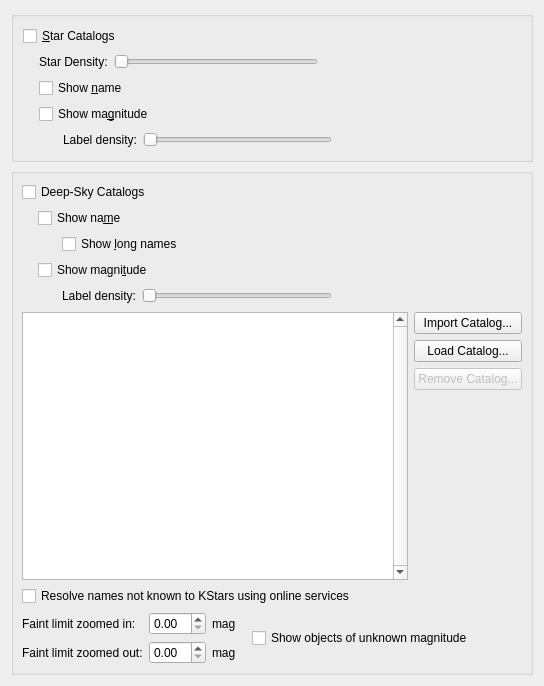
KDE/kstars, file kstars/options/opscatalog.ui: the form before one commit.
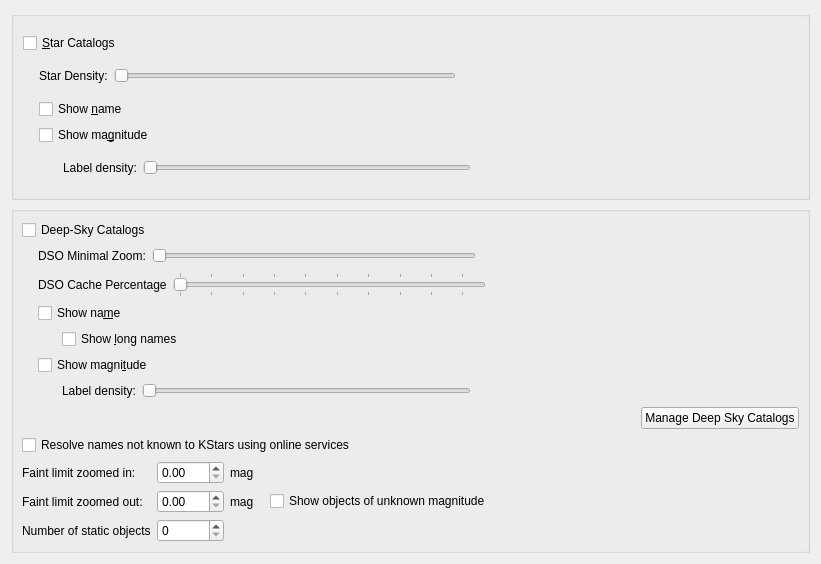
The form after the commit. Custom widgets are drawn as their Qt base class.

What changed in the file:
```diff
--- a/kstars/options/opscatalog.ui
+++ b/kstars/options/opscatalog.ui
@@ -6,8 +6,8 @@
    <rect>
     <x>0</x>
     <y>0</y>
-    <width>544</width>
-    <height>686</height>
+    <width>821</width>
+    <height>564</height>
    </rect>
   </property>
   <layout class="QVBoxLayout">
@@ -271,6 +271,136 @@
           </attribute>
          </widget>
         </item>
+        <item>
+         <layout class="QHBoxLayout" name="horizontalLayout_5">
+          <property name="sizeConstraint">
+           <enum>QLayout::SetDefaultConstraint</enum>
+          </property>
+          <property name="topMargin">
+           <number>0</number>
+          </property>
+          <item>
+           <spacer name="horizontalSpacer_13">
+            <property name="orientation">
+             <enum>Qt::Horizontal</enum>
+            </property>
+            <property name="sizeType">
+             <enum>QSizePolicy::Fixed</enum>
+            </property>
+            <property name="sizeHint" stdset="0">
+             <size>
+              <width>16</width>
+              <height>20</height>
+             </size>
+            </property>
+           </spacer>
+          </item>
+          <item>
+           <widget class="QLabel" name="DSOMInZoomLabel">
+            <property name="text">
+             <string>DSO Minimal Zoom:</string>
+            </property>
+           </widget>
+          </item>
+          <item>
+           <widget class="QSlider" name="kcfg_DSOMinZoomFactor">
+            <property name="minimum">
+             <number>250</number>
+            </property>
+            <property name="maximum">
+             <number>4000</number>
+            </property>
+            <property name="pageStep">
+             <number>200</number>
+            </property>
+            <property name="orientation">
+             <enum>Qt::Horizontal</enum>
+            </property>
+           </widget>
+          </item>
+          <item>
+           <spacer name="horizontalSpacer_14">
+            <property name="orientation">
+             <enum>Qt::Horizontal</enum>
+            </property>
+            <property name="sizeHint" stdset="0">
+             <size>
+              <width>40</width>
+              <height>20</height>
+             </size>
+            </property>
+           </spacer>
+          </item>
+         </layout>
+        </item>
+        <item>
+         <layout class="QHBoxLayout" name="horizontalLayout">
+          <property name="spacing">
+           <number>6</number>
+          </property>
+          <property name="sizeConstraint">
+           <enum>QLayout::SetDefaultConstraint</enum>
+          </property>
+          <property name="bottomMargin">
+           <number>0</number>
+          </property>
+          <item>
+           <spacer name="horizontalSpacer_11">
+            <property name="orientation">
+             <enum>Qt::Horizontal</enum>
+            </property>
+            <property name="sizeType">
+             <enum>QSizePolicy::Fixed</enum>
+            </property>
+            <property name="sizeHint" stdset="0">
+             <size>
+              <width>16</width>
+              <height>20</height>
+             </size>
+            </property>
+           </spacer>
+          </item>
+          <item>
+           <widget class="QLabel" name="DSOCacheLabel">
+            <property name="text">
+             <string>DSO Cache Percentage</string>
+            </property>
+           </widget>
+          </item>
+          <item>
+           <widget class="QSlider" name="kcfg_DSOCachePercentage">
+            <property name="minimum">
+             <number>5</number>
+            </property>
+            <property name="maximum">
+             <number>100</number>
+            </property>
+            <property name="orientation">
+             <enum>Qt::Horizontal</enum>
+            </property>
+            <property name="tickPosition">
+             <enum>QSlider::TicksBothSides</enum>
+            </property>
+            <property name="tickInterval">
+             <number>10</number>
+            </property>
+           </widget>
+          </item>
+          <item>
+           <spacer name="horizontalSpacer_12">
+            <property name="orientation">
+             <enum>Qt::Horizontal</enum>
+            </property>
+            <property name="sizeHint" stdset="0">
+             <size>
+              <width>40</width>
+              <height>20</height>
+             </size>
+            </property>
+           </spacer>
+          </item>
+         </layout>
+        </item>
         <item>
          <layout class="QHBoxLayout" name="horizontalLayout_1">
           <property name="topMargin">
@@ -414,7 +544,7 @@
           <item>
            <widget class="QSlider" name="kcfg_DeepSkyLabelDensity">
             <property name="maximum">
-             <number>30</number>
+             <number>100</number>
             </property>
             <property name="orientation">
              <enum>Qt::Horizontal</enum>
@@ -439,86 +569,31 @@
           </item>
          </layout>
         </item>
-       </layout>
-      </item>
-      <item>
-       <layout class="QHBoxLayout">
-        <property name="spacing">
-         <number>6</number>
-        </property>
-        <property name="leftMargin">
-         <number>0</number>
-        </property>
-        <property name="topMargin">
-         <number>0</number>
-        </property>
-        <property name="rightMargin">
-         <number>0</number>
-        </property>
-        <property name="bottomMargin">
-         <number>0</number>
-        </property>
         <item>
-         <widget class="QListWidget" name="CatalogList">
-          <property name="verticalScrollBarPolicy">
-           <enum>Qt::ScrollBarAlwaysOn</enum>
-          </property>
-         </widget>
-        </item>
-        <item>
-         <layout class="QVBoxLayout">
-          <property name="spacing">
-           <number>6</number>
-          </property>
-          <property name="leftMargin">
-           <number>0</number>
-          </property>
+         <layout class="QHBoxLayout" name="horizontalLayout_7">
           <property name="topMargin">
            <number>0</number>
           </property>
-          <property name="rightMargin">
-           <number>0</number>
-          </property>
-          <property name="bottomMargin">
-           <number>0</number>
-          </property>
           <item>
-           <widget class="QPushButton" name="AddCatalog">
-            <property name="text">
-             <string>Import Catalog...</string>
-            </property>
-           </widget>
-          </item>
-          <item>
-           <widget class="QPushButton" name="LoadCatalog">
-            <property name="text">
-             <string>Load Catalog...</string>
-            </property>
-           </widget>
-          </item>
-          <item>
-           <widget class="QPushButton" name="RemoveCatalog">
-            <property name="enabled">
-             <bool>false</bool>
-            </property>
-            <property name="text">
-             <string>Remove Catalog...</string>
-            </property>
-           </widget>
-          </item>
-          <item>
-           <spacer>
+           <spacer name="horizontalSpacer_15">
             <property name="orientation">
-             <enum>Qt::Vertical</enum>
+             <enum>Qt::Horizontal</enum>
             </property>
             <property name="sizeHint" stdset="0">
              <size>
-              <width>20</width>
-              <height>40</height>
+              <width>40</width>
+              <height>20</height>
              </size>
             </property>
            </spacer>
           </item>
+          <item>
+           <widget class="QPushButton" name="manageButton">
+            <property name="text">
+             <string>Manage Deep Sky Catalogs</string>
+            </property>
+           </widget>
+          </item>
          </layout>
         </item>
        </layout>
@@ -572,6 +647,14 @@
           <property name="spacing">
            <number>6</number>
           </property>
+          <item row="1" column="1">
+           <widget class="MagnitudeSpinBox" name="kcfg_MagLimitDrawDeepSkyZoomOut">
+            <property name="toolTip">
+             <string>Set the faint magnitude limits for NGC / Messier objects when zoomed in and zoomed out. 
+These magnitude limits do not affect IC objects, as the magnitudes for many IC objects are undefined.</string>
+            </property>
+           </widget>
+          </item>
           <item row="1" column="0">
            <widget class="QLabel" name="LabelMagDeepSkyZoomOut">
             <property name="toolTip">
@@ -583,17 +666,6 @@
             </property>
            </widget>
           </item>
-          <item row="0" column="2">
-           <widget class="QLabel" name="LabelMag3">
-            <property name="toolTip">
-             <string>Set the faint magnitude limits for NGC / Messier objects when zoomed in and zoomed out. 
-These magnitude limits do not affect IC objects, as the magnitudes for many IC objects are undefined.</string>
-            </property>
-            <property name="text">
-             <string>mag</string>
-            </property>
-           </widget>
-          </item>
           <item row="1" column="2">
            <widget class="QLabel" name="LabelMag4">
             <property name="toolTip">
@@ -624,11 +696,34 @@
             </property>
            </widget>
           </item>
-          <item row="1" column="1">
-           <widget class="MagnitudeSpinBox" name="kcfg_MagLimitDrawDeepSkyZoomOut">
+          <item row="0" column="2">
+           <widget class="QLabel" name="LabelMag3">
             <property name="toolTip">
              <string>Set the faint magnitude limits for NGC / Messier objects when zoomed in and zoomed out. 
 These magnitude limits do not affect IC objects, as the magnitudes for many IC objects are undefined.</string>
+            </property>
+            <property name="text">
+             <string>mag</string>
+            </property>
+           </widget>
+          </item>
+          <item row="2" column="0">
+           <widget class="QLabel" name="LabelNum">
+            <property name="toolTip">
+             <string>The number of static objects to load from the DSO
+         catalog. Some parts of KStars like need a permanent in-memory
+         list of skyobjects. Therefore the brightes N objects are
+         being loaded at startup.</string>
+            </property>
+            <property name="text">
+             <string>Number of static objects</string>
+            </property>
+           </widget>
+          </item>
+          <item row="2" column="1">
+           <widget class="QSpinBox" name="kcfg_NumberStaticObjects">
+            <property name="maximum">
+             <number>100000</number>
             </property>
            </widget>
           </item>
@@ -661,7 +756,7 @@
          </widget>
         </item>
         <item>
-         <spacer>
+         <spacer name="spacer">
           <property name="orientation">
            <enum>Qt::Horizontal</enum>
           </property>
```
